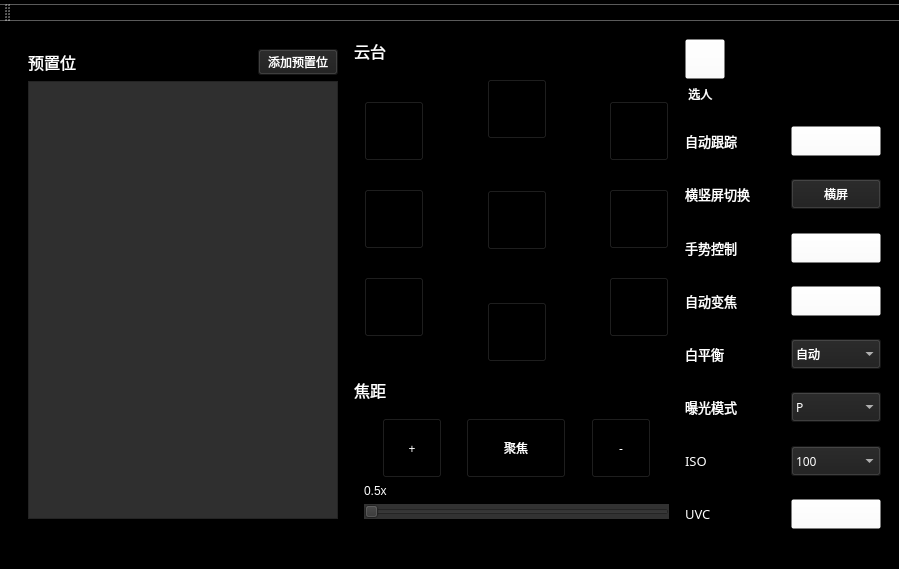
Above: desktopApp/mainwindow.ui from yesyeah/ObsbotTailforPC before the change. Below: the same form after it.
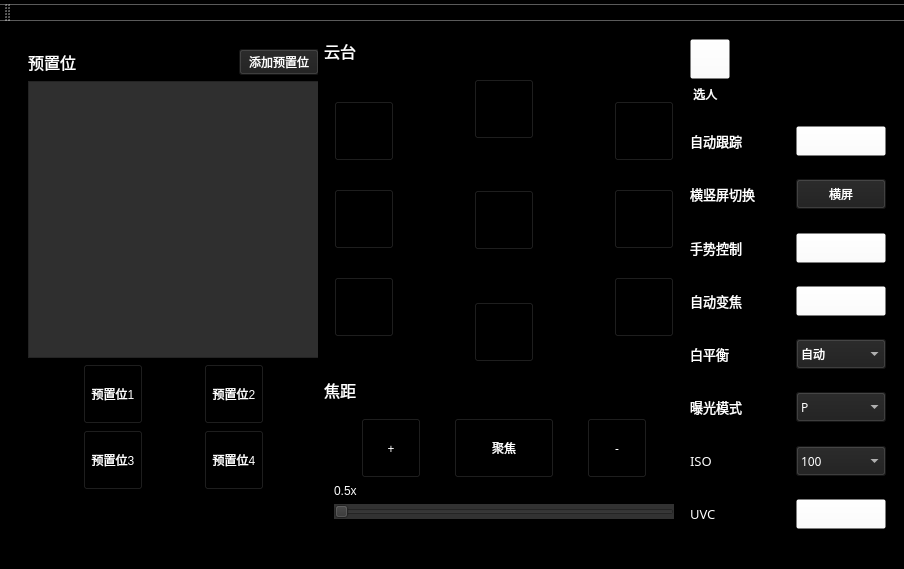
That is the form after the change. Icons and pictures are not drawn.

The edit to the form file:
```diff
--- a/desktopApp/mainwindow.ui
+++ b/desktopApp/mainwindow.ui
@@ -6,7 +6,7 @@
    <rect>
     <x>0</x>
     <y>0</y>
-    <width>899</width>
+    <width>904</width>
     <height>569</height>
    </rect>
   </property>
@@ -100,13 +100,13 @@
         <widget class="QFrame" name="PresetArea">
          <property name="minimumSize">
           <size>
-           <width>330</width>
+           <width>300</width>
            <height>0</height>
           </size>
          </property>
          <property name="maximumSize">
           <size>
-           <width>330</width>
+           <width>300</width>
            <height>16777215</height>
           </size>
          </property>
@@ -120,7 +120,16 @@
          <property name="frameShadow">
           <enum>QFrame::Raised</enum>
          </property>
-         <layout class="QVBoxLayout" name="verticalLayout_11">
+         <widget class="QWidget" name="">
+          <property name="geometry">
+           <rect>
+            <x>10</x>
+            <y>10</y>
+            <width>291</width>
+            <height>441</height>
+           </rect>
+          </property>
+          <layout class="QVBoxLayout" name="verticalLayout_12">
           <item>
            <layout class="QHBoxLayout" name="horizontalLayout_12">
             <item>
@@ -179,7 +188,96 @@
             </property>
            </widget>
           </item>
-         </layout>
+           <item>
+            <layout class="QVBoxLayout" name="verticalLayout_11">
+             <item>
+              <layout class="QHBoxLayout" name="horizontalLayout_14">
+               <item>
+                <widget class="QPushButton" name="pushButton_2">
+                 <property name="minimumSize">
+                  <size>
+                   <width>60</width>
+                   <height>60</height>
+                  </size>
+                 </property>
+                 <property name="maximumSize">
+                  <size>
+                   <width>60</width>
+                   <height>60</height>
+                  </size>
+                 </property>
+                 <property name="text">
+                  <string>预置位1</string>
+                 </property>
+                </widget>
+               </item>
+               <item>
+                <widget class="QPushButton" name="pushButton_3">
+                 <property name="minimumSize">
+                  <size>
+                   <width>60</width>
+                   <height>60</height>
+                  </size>
+                 </property>
+                 <property name="maximumSize">
+                  <size>
+                   <width>60</width>
+                   <height>60</height>
+                  </size>
+                 </property>
+                 <property name="text">
+                  <string>预置位2</string>
+                 </property>
+                </widget>
+               </item>
+              </layout>
+             </item>
+             <item>
+              <layout class="QHBoxLayout" name="horizontalLayout_15">
+               <item>
+                <widget class="QPushButton" name="pushButton_5">
+                 <property name="minimumSize">
+                  <size>
+                   <width>60</width>
+                   <height>60</height>
+                  </size>
+                 </property>
+                 <property name="maximumSize">
+                  <size>
+                   <width>60</width>
+                   <height>60</height>
+                  </size>
+                 </property>
+                 <property name="text">
+                  <string>预置位3</string>
+                 </property>
+                </widget>
+               </item>
+               <item>
+                <widget class="QPushButton" name="pushButton_4">
+                 <property name="minimumSize">
+                  <size>
+                   <width>60</width>
+                   <height>60</height>
+                  </size>
+                 </property>
+                 <property name="maximumSize">
+                  <size>
+                   <width>60</width>
+                   <height>60</height>
+                  </size>
+                 </property>
+                 <property name="text">
+                  <string>预置位4</string>
+                 </property>
+                </widget>
+               </item>
+              </layout>
+             </item>
+            </layout>
+           </item>
+          </layout>
+         </widget>
         </widget>
        </item>
        <item>
@@ -1752,7 +1850,7 @@
     <rect>
      <x>0</x>
      <y>0</y>
-     <width>899</width>
+     <width>904</width>
      <height>25</height>
     </rect>
    </property>
```
Left out of the diff: 3 changed lines with no effect on the pictures. Lines whose indentation alone changed are shown as unchanged.
